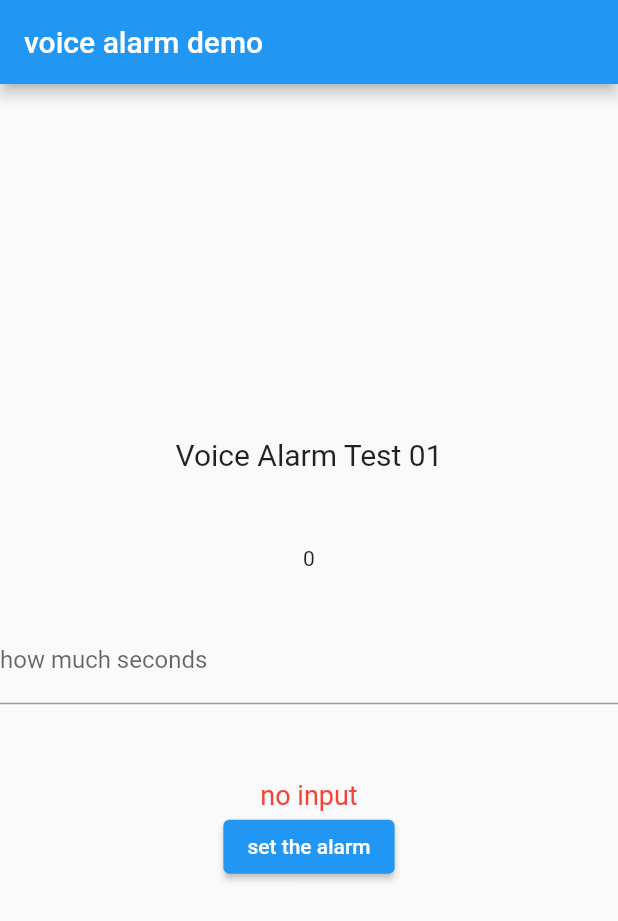
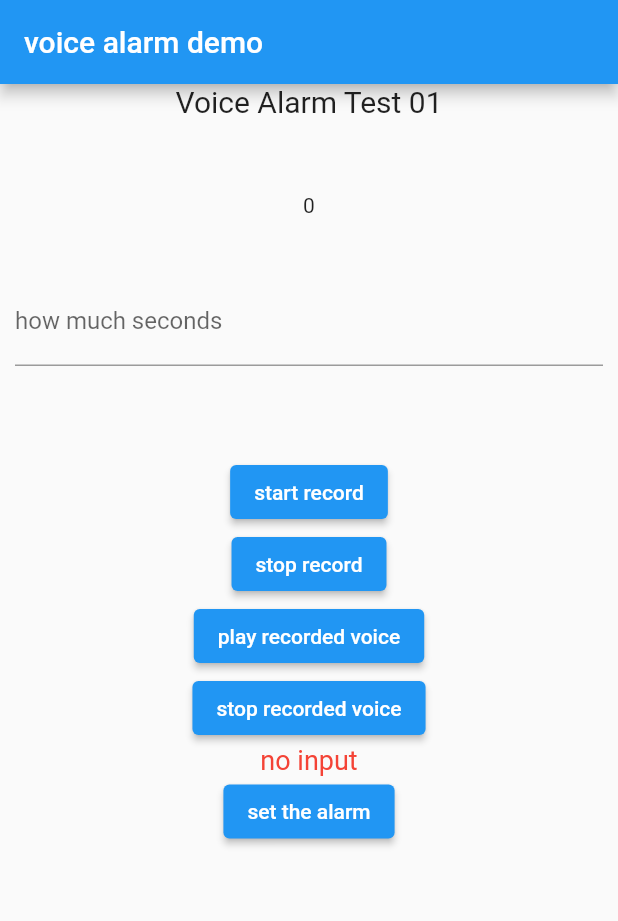
Before and after one commit to yonmoyonmo/Team_ataraxia_voice_alarm_test_01, a Flutter app: the screen it shows after launch, after a tap on "set the alarm", on a phone screen of 412 x 824 dp. Shown: the top 921 px of the screen. Run offline on Flutter 3.47's test engine with Material 2 defaults, Android fonts, the light colour scheme and no system bars; our stand-ins replace flutter_mobx, mobx, permission_handler, shared_preferences; missing offline and left inert: android_alarm_manager_plus, flutter_sound; generated files the repository leaves out were written again.

Commit message:
record and play test

```diff
--- a/lib/alarm_polling_worker.dart
+++ b/lib/alarm/alarm_polling_worker.dart
@@ -1,4 +1,4 @@
-import 'package:voice_alarm_test_01/alarm_flag_manager.dart';
+import 'package:voice_alarm_test_01/alarm/alarm_flag_manager.dart';
 import 'package:voice_alarm_test_01/store/alarm_status.dart';
 
 class AlarmPollingWorker {
--- a/lib/main.dart
+++ b/lib/main.dart
@@ -2,26 +2,32 @@
 import 'package:flutter/material.dart';
 import 'package:flutter_mobx/flutter_mobx.dart';
 import 'package:permission_handler/permission_handler.dart';
-import 'package:voice_alarm_test_01/alarm_polling_worker.dart';
-import 'package:voice_alarm_test_01/alarm_screen.dart';
+import 'package:voice_alarm_test_01/alarm/alarm_polling_worker.dart';
+import 'package:voice_alarm_test_01/screen/alarm_screen.dart';
+import 'package:voice_alarm_test_01/screen/set_voice_alarm.dart';
 import 'package:voice_alarm_test_01/store/alarm_status.dart';
 
 void main() async {
   WidgetsFlutterBinding.ensureInitialized();
 
   var status = await Permission.ignoreBatteryOptimizations.request();
-  print("11");
+  print("ignoreBatteryOptimizations permission acquired");
   if (status.isDenied) {
     return;
   } else {
     var status2 = await Permission.systemAlertWindow.request();
-    print("22");
+    print("systemAlertWindow permission acquired");
     if (status2.isDenied) {
       return;
     } else {
-      await AndroidAlarmManager.initialize();
-      AlarmPollingWorker().createPollingWorker();
-      runApp(const VoiceAlarm());
+      var status3 = await Permission.storage.request();
+      if (status3.isDenied) {
+        return;
+      } else {
+        await AndroidAlarmManager.initialize();
+        AlarmPollingWorker().createPollingWorker();
+        runApp(const VoiceAlarm());
+      }
     }
   }
 }
@@ -51,13 +57,6 @@
 
 class VoiceAlarmHomeState extends State<VoiceAlarmHome>
     with WidgetsBindingObserver {
-  static void emptyCallback() {}
-
-  DateTime dateTime = DateTime.now();
-  int durationSeconds = 0;
-  String? message;
-  int countingId = 0;
-
   @override
   void initState() {
     super.initState();
@@ -94,74 +93,7 @@
         if (status.isFired) {
           return const AlarmScreen();
         } else {
-          return Scaffold(
-            appBar: AppBar(
-              title: const Text("voice alarm demo"),
-            ),
-            body: Center(
-              child: Column(
-                mainAxisAlignment: MainAxisAlignment.center,
-                children: <Widget>[
-                  const Text(
-                    "Voice Alarm Test 01",
-                    style: TextStyle(fontSize: 20),
-                  ),
-                  const SizedBox(
-                    height: 50,
-                  ),
-                  Text(durationSeconds.toString()),
-                  const SizedBox(
-                    height: 30,
-                  ),
-                  TextField(
-                    decoration:
-                        const InputDecoration(label: Text("how much seconds")),
-                    onChanged: (text) {
-                      setState(() {
-                        durationSeconds = int.parse(text);
-                      });
-                    },
-                  ),
-                  const SizedBox(
-                    height: 50,
-                  ),
-                  if (message != null)
-                    Text(
-                      message!,
-                      style: const TextStyle(fontSize: 18, color: Colors.red),
-                    ),
-                  ElevatedButton(
-                      onPressed: () {
-                        if (durationSeconds != 0) {
-                          setState(() {
-                            dateTime = DateTime.now()
-                                .add(Duration(seconds: durationSeconds));
-                          });
-
-                          print("duration is set");
-
-                          AndroidAlarmManager.oneShotAt(
-                            dateTime,
-                            countingId,
-                            emptyCallback,
-                            alarmClock: true,
-                            wakeup: true,
-                            rescheduleOnReboot: true,
-                          );
-                          setState(() {
-                            countingId++;
-                          });
-                        } else {
-                          setState(() {
-                            message = "no input";
-                          });
-                        }
-                      },
-                      child: const Text("set the alarm"))
-                ],
-              ),
-            ),
-          );
+          return const SetVoicAlarm();
         }
       },
     );
--- /dev/null
+++ b/lib/screen/set_voice_alarm.dart
@@ -0,0 +1,146 @@
+import 'package:android_alarm_manager_plus/android_alarm_manager_plus.dart';
+import 'package:flutter/material.dart';
+import 'package:voice_alarm_test_01/sound/sound_player.dart';
+import 'package:voice_alarm_test_01/sound/sound_recorder.dart';
+
+class SetVoicAlarm extends StatefulWidget {
+  const SetVoicAlarm({Key? key}) : super(key: key);
+
+  @override
+  _SetVoicAlarmState createState() => _SetVoicAlarmState();
+}
+
+class _SetVoicAlarmState extends State<SetVoicAlarm> {
+  static void emptyCallback() {}
+  DateTime dateTime = DateTime.now();
+  int durationSeconds = 0;
+  String? message;
+  int countingId = 0;
+
+  final SoundRecorder voiceRecorder = SoundRecorder();
+  final SoundPlayer voicePlayer = SoundPlayer();
+
+  @override
+  void initState() {
+    super.initState();
+    voiceRecorder.init();
+    voicePlayer.init();
+  }
+
+  @override
+  void dispose() {
+    super.dispose();
+    voiceRecorder.dispose();
+    voicePlayer.dispose();
+  }
+
+  @override
+  Widget build(BuildContext context) {
+    return Scaffold(
+      appBar: AppBar(
+        title: const Text("voice alarm demo"),
+      ),
+      body: SingleChildScrollView(
+        child: Center(
+          child: Column(
+            mainAxisAlignment: MainAxisAlignment.center,
+            children: <Widget>[
+              const Text(
+                "Voice Alarm Test 01",
+                style: TextStyle(fontSize: 20),
+              ),
+              const SizedBox(
+                height: 50,
+              ),
+              Text(durationSeconds.toString()),
+              const SizedBox(
+                height: 30,
+              ),
+              Container(
+                margin: const EdgeInsets.all(10),
+                child: TextField(
+                  decoration:
+                      const InputDecoration(label: Text("how much seconds")),
+                  onChanged: (text) {
+                    setState(() {
+                      durationSeconds = int.parse(text);
+                    });
+                  },
+                  onSubmitted: (text) {
+                    setState(() {
+                      durationSeconds = int.parse(text);
+                    });
+                  },
+                ),
+              ),
+              const SizedBox(
+                height: 50,
+              ),
+              //------------
+              ElevatedButton(
+                onPressed: () async {
+                  await voiceRecorder.toggleRecording();
+                },
+                child: const Text("start record"),
+              ),
+              ElevatedButton(
+                onPressed: () async {
+                  await voiceRecorder.toggleRecording();
+                },
+                child: const Text("stop record"),
+              ),
+              ElevatedButton(
+                onPressed: () async {
+                  await voicePlayer.togglePlaying();
+                },
+                child: const Text("play recorded voice"),
+              ),
+              ElevatedButton(
+                onPressed: () async {
+                  await voicePlayer.togglePlaying();
+                },
+                child: const Text("stop recorded voice"),
+              ),
+              //--------------
+
+              if (message != null)
+                Text(
+                  message!,
+                  style: const TextStyle(fontSize: 18, color: Colors.red),
+                ),
+
+              ElevatedButton(
+                  onPressed: () {
+                    if (durationSeconds != 0) {
+                      setState(() {
+                        dateTime = DateTime.now()
+                            .add(Duration(seconds: durationSeconds));
+                      });
+
+                      print("duration is set");
+
+                      AndroidAlarmManager.oneShotAt(
+                        dateTime,
+                        countingId,
+                        emptyCallback,
+                        alarmClock: true,
+                        wakeup: true,
+                        rescheduleOnReboot: true,
+                      );
+                      setState(() {
+                        countingId++;
+                      });
+                    } else {
+                      setState(() {
+                        message = "no input";
+                      });
+                    }
+                  },
+                  child: const Text("set the alarm"))
+            ],
+          ),
+        ),
+      ),
+    );
+  }
+}
--- /dev/null
+++ b/lib/sound/sound_player.dart
@@ -0,0 +1,45 @@
+import 'dart:io';
+
+import 'package:flutter_sound/flutter_sound.dart';
+import 'package:path_provider/path_provider.dart';
+
+class SoundPlayer {
+  FlutterSoundPlayer? _voicePlayer;
+
+  Future init() async {
+    _voicePlayer = FlutterSoundPlayer();
+    await _voicePlayer!.openAudioSession();
+  }
+
+  Future dispose() async {
+    _voicePlayer!.closeAudioSession();
+    _voicePlayer = null;
+  }
+
+  again() async {
+    print("repeating...");
+    await _play();
+  }
+
+  Future _play() async {
+    Directory tempDir = await getApplicationDocumentsDirectory();
+    String filePath = tempDir.path + "/test.wav";
+    print(filePath);
+    await _voicePlayer!.startPlayer(
+      fromURI: filePath,
+      whenFinished: again,
+    );
+  }
+
+  Future _stop() async {
+    await _voicePlayer!.stopPlayer();
+  }
+
+  Future togglePlaying() async {
+    if (_voicePlayer!.isStopped) {
+      await _play();
+    } else {
+      await _stop();
+    }
+  }
+}
--- /dev/null
+++ b/lib/sound/sound_recorder.dart
@@ -0,0 +1,58 @@
+import 'dart:io';
+
+import 'package:flutter_sound/flutter_sound.dart';
+import 'package:path_provider/path_provider.dart';
+import 'package:permission_handler/permission_handler.dart';
+
+class SoundRecorder {
+  FlutterSoundRecorder? _voiceRecorder;
+  String? filePath;
+  bool _isRecorderInit = false;
+
+  bool get isRecording => _voiceRecorder!.isRecording;
+
+  Future init() async {
+    _voiceRecorder = FlutterSoundRecorder();
+
+    final status = await Permission.microphone.request();
+    if (status != PermissionStatus.granted) {
+      throw RecordingPermissionException("mic permission is not granted");
+    }
+    await _voiceRecorder!.openAudioSession();
+    _isRecorderInit = true;
+  }
+
+  Future dispose() async {
+    if (!_isRecorderInit) {
+      return;
+    }
+    _voiceRecorder!.closeAudioSession();
+    _voiceRecorder = null;
+    _isRecorderInit = false;
+  }
+
+  Future _record() async {
+    if (!_isRecorderInit) {
+      return;
+    }
+    Directory tempDir = await getApplicationDocumentsDirectory();
+    String filePath = tempDir.path + "/test.wav";
+    print(filePath);
+    await _voiceRecorder!.startRecorder(toFile: filePath);
+  }
+
+  Future _stop() async {
+    if (!_isRecorderInit) {
+      return;
+    }
+    await _voiceRecorder!.stopRecorder();
+  }
+
+  Future toggleRecording() async {
+    if (_voiceRecorder!.isStopped) {
+      await _record();
+    } else {
+      await _stop();
+    }
+  }
+}
--- a/pubspec.yaml
+++ b/pubspec.yaml
@@ -42,6 +42,8 @@ dependencies:
   mobx: ^2.0.5
   flutter_mobx: ^2.0.2
   permission_handler: ^8.2.2
+  flutter_sound_lite: ^8.4.1
+  path_provider: ^2.0.5
 
 dev_dependencies:
   flutter_test:
```
Also changed, not shown: lib/alarm/alarm_flag_manager.dart (renamed from lib/alarm_flag_manager.dart), lib/screen/alarm_screen.dart (renamed from lib/alarm_screen.dart), pubspec.lock, 1 other file.
